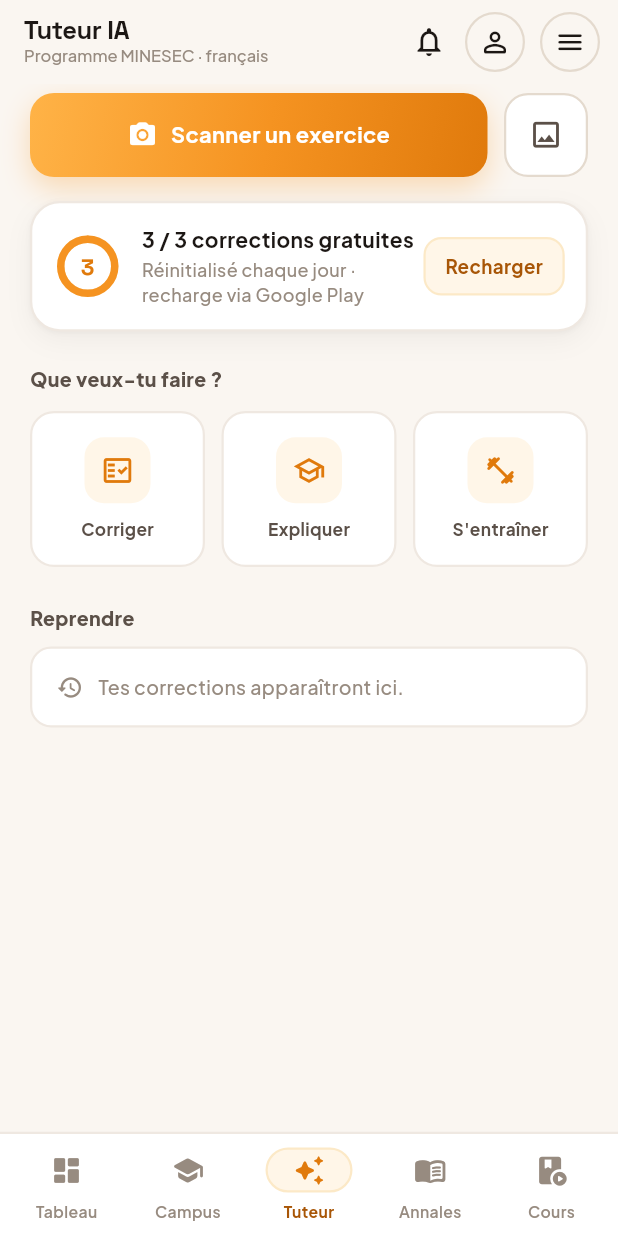
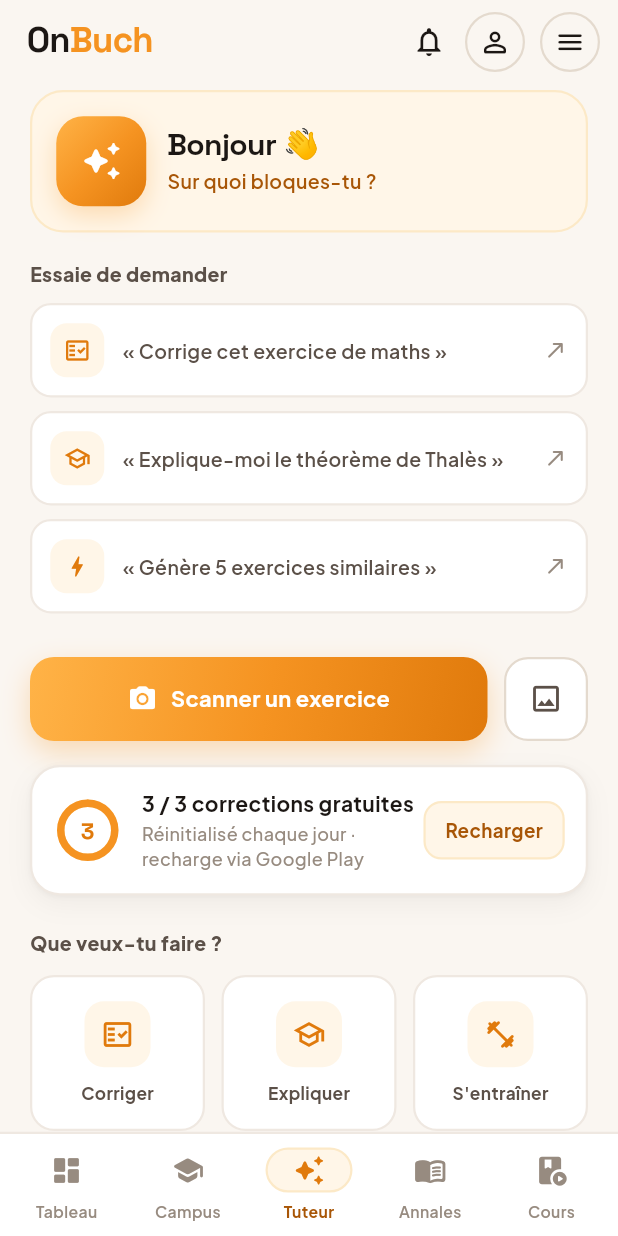
Before and after one commit to ludagg/onbuch-v2, a Flutter app: the TutorCorrectionScreen screen opened by its route, after a tap on "Aller au Tuteur", on a phone screen of 412 x 824 dp. Run offline on Flutter 3.47's test engine with Material 3 defaults, Android fonts, the phone set to English and light mode, and no system bars; our stand-ins replace appwrite, camera, file_picker, firebase_core, firebase_messaging, fl_chart and 8 more; missing offline and left inert: gpt_markdown; accounts and stored records are empty; network calls fail.

Commit message:
Tuteur : image conversation en vignette + accueil modernisé (en-tête marque + salut/mascotte/suggestions)
- Conversation : l'image envoyée s'affiche en petite vignette (max 190x220) au
  lieu de prendre tout l'écran.
- Page Tuteur : en-tête standard (nom de l'app + actions, comme les autres
  pages) au lieu du titre custom.
- Bloc accueil (inspiré du modèle A) : « Bonjour {prénom} 👋 · Sur quoi
  bloques-tu ? » + mascotte placeholder (Léa) + 3 suggestions, intégrés
  au-dessus du reste de la page (scan/quota/modes/reprise).

```diff
--- a/lib/screens/tutor/tutor_correction_screen.dart
+++ b/lib/screens/tutor/tutor_correction_screen.dart
@@ -237,7 +237,13 @@ class _TutorCorrectionScreenState extends State<TutorCorrectionScreen> {
             padding: m.image != null ? const EdgeInsets.all(6) : const EdgeInsets.fromLTRB(14, 11, 14, 11),
             child: m.image != null
                 ? Column(crossAxisAlignment: CrossAxisAlignment.start, mainAxisSize: MainAxisSize.min, children: [
-                    ClipRRect(borderRadius: BorderRadius.circular(13), child: Image.memory(m.image!, fit: BoxFit.cover)),
+                    ClipRRect(
+                      borderRadius: BorderRadius.circular(13),
+                      child: ConstrainedBox(
+                        constraints: const BoxConstraints(maxWidth: 190, maxHeight: 220),
+                        child: Image.memory(m.image!, fit: BoxFit.cover),
+                      ),
+                    ),
                     if (m.text != null && m.text!.trim().isNotEmpty)
                       Padding(padding: const EdgeInsets.fromLTRB(6, 7, 6, 2),
                           child: Text(m.text!.trim(), style: body(12.5, weight: FontWeight.w600, color: Colors.white))),
--- a/lib/screens/tutor/tutor_hub_screen.dart
+++ b/lib/screens/tutor/tutor_hub_screen.dart
@@ -5,11 +5,13 @@ import '../../widgets/ob_widgets.dart';
 import '../../ai_config.dart';
 import '../../models/tutor_request.dart';
 import '../../services/tutor_service.dart';
+import '../../services/auth_service.dart';
+import '../../services/database_service.dart';
 import '../../widgets/paywall_sheet.dart';
 
-/// Page principale du Tuteur — direction « Tableau de bord » (option C des
-/// wireframes) : scan + quota + 3 modes (Corriger · Expliquer · S'entraîner) +
-/// reprise des corrections récentes.
+/// Page principale du Tuteur « Léa » — direction « tableau de bord » (option C)
+/// modernisée avec l'accueil conversationnel (option A) : en-tête de marque,
+/// salut + mascotte + suggestions, puis scan / quota / modes / reprise.
 class TutorHubScreen extends StatefulWidget {
   const TutorHubScreen({super.key});
 
@@ -21,16 +23,25 @@ class _TutorHubScreenState extends State<TutorHubScreen> {
   final _service = TutorService();
   late Future<List<TutorJob>> _recent = _service.recentJobs();
   TutorQuota? _quota;
+  String? _firstName = AuthService.cachedFirstName;
 
   @override
   void initState() {
     super.initState();
     _loadQuota();
+    if (_firstName == null) _loadName();
   }
 
   Future<void> _loadQuota() async {
     final q = await _service.getQuota();
     if (mounted) setState(() => _quota = q);
+  }
+
+  Future<void> _loadName() async {
+    final user = await AuthService().getCurrentUser();
+    final name = user?.name.trim() ?? '';
+    final f = name.isEmpty ? null : DatabaseService.splitFullName(name)['firstName'] as String?;
+    if (mounted && f != null) setState(() => _firstName = f);
   }
 
   Future<void> _open(TutorRequest req) async {
@@ -60,22 +71,39 @@ class _TutorHubScreenState extends State<TutorHubScreen> {
     }
   }
 
+  void _ask(String question, {String? title}) {
+    if (_blockedByQuota()) return;
+    _open(TutorRequest(question: question, titleHint: title));
+  }
+
   @override
   Widget build(BuildContext context) {
     return Scaffold(
       backgroundColor: OC.bg,
       appBar: AppBar(
-        title: Column(crossAxisAlignment: CrossAxisAlignment.start, children: [
-          Text('Tuteur IA', style: display(17, weight: FontWeight.w700)),
-          Text('Programme MINESEC · français', style: body(11, color: OC.muted, weight: FontWeight.w500)),
-        ]),
         backgroundColor: OC.bg,
         surfaceTintColor: Colors.transparent,
+        titleSpacing: 18,
+        title: const OBWordmark(size: 23),
         actions: obTopActions(context),
       ),
       body: SingleChildScrollView(
-        padding: const EdgeInsets.fromLTRB(20, 6, 20, 24),
+        padding: const EdgeInsets.fromLTRB(20, 4, 20, 24),
         child: Column(crossAxisAlignment: CrossAxisAlignment.start, children: [
+          // ── Salut + mascotte (option A) ───────────────────────────────────
+          _greeting(),
+          const SizedBox(height: 18),
+
+          // ── Suggestions (option A) ────────────────────────────────────────
+          Text('Essaie de demander', style: body(13, weight: FontWeight.w800, color: OC.ink2)),
+          const SizedBox(height: 10),
+          _suggestion(Icons.fact_check_outlined, 'Corrige cet exercice de maths', _scan),
+          _suggestion(Icons.school_outlined, 'Explique-moi le théorème de Thalès',
+              () => _ask('Explique-moi clairement, avec un exemple : le théorème de Thalès.', title: 'Théorème de Thalès')),
+          _suggestion(Icons.bolt_rounded, 'Génère 5 exercices similaires',
+              () => _ask('Génère 5 exercices de maths de niveau lycée, variés, avec un corrigé détaillé pour chacun.', title: 'Exercices générés')),
+          const SizedBox(height: 20),
+
           // ── Scan (action primaire) ────────────────────────────────────────
           Row(children: [
             Expanded(
@@ -163,6 +191,63 @@ class _TutorHubScreenState extends State<TutorHubScreen> {
               return Column(children: jobs.map(_recentTile).toList());
             },
           ),
+        ]),
+      ),
+    );
+  }
+
+  // ── Salut + mascotte ─────────────────────────────────────────────────────
+  Widget _greeting() {
+    final hello = _firstName == null ? 'Bonjour 👋' : 'Bonjour, $_firstName 👋';
+    return Container(
+      padding: const EdgeInsets.all(16),
+      decoration: BoxDecoration(
+        color: OC.o50,
+        borderRadius: BorderRadius.circular(22),
+        border: Border.all(color: OC.o100, width: 1.5),
+      ),
+      child: Row(children: [
+        // Mascotte (placeholder — à remplacer par l'illustration de Léa).
+        Container(
+          width: 60, height: 60,
+          decoration: BoxDecoration(
+            gradient: OC.grad,
+            borderRadius: BorderRadius.circular(18),
+            boxShadow: [BoxShadow(color: OC.o500.withValues(alpha: 0.28), blurRadius: 14, offset: const Offset(0, 6))],
+          ),
+          child: const Icon(Icons.auto_awesome_rounded, color: Colors.white, size: 28),
+        ),
+        const SizedBox(width: 14),
+        Expanded(child: Column(crossAxisAlignment: CrossAxisAlignment.start, children: [
+          Text(hello, style: display(20, weight: FontWeight.w700)),
+          const SizedBox(height: 4),
+          Text('Sur quoi bloques-tu ?', style: body(13, color: OC.o700, weight: FontWeight.w600)),
+        ])),
+      ]),
+    );
+  }
+
+  Widget _suggestion(IconData icon, String text, VoidCallback onTap) {
+    return GestureDetector(
+      behavior: HitTestBehavior.opaque,
+      onTap: onTap,
+      child: Container(
+        margin: const EdgeInsets.only(bottom: 9),
+        padding: const EdgeInsets.all(12),
+        decoration: BoxDecoration(
+          color: OC.paper,
+          borderRadius: BorderRadius.circular(14),
+          border: Border.all(color: OC.line, width: 1.5),
+        ),
+        child: Row(children: [
+          Container(
+            width: 36, height: 36,
+            decoration: BoxDecoration(color: OC.o50, borderRadius: BorderRadius.circular(11)),
+            child: Icon(icon, size: 18, color: OC.o600),
+          ),
+          const SizedBox(width: 12),
+          Expanded(child: Text('« $text »', style: body(13, weight: FontWeight.w600, color: OC.ink2))),
+          const Icon(Icons.north_east_rounded, size: 16, color: OC.muted),
         ]),
       ),
     );
```
